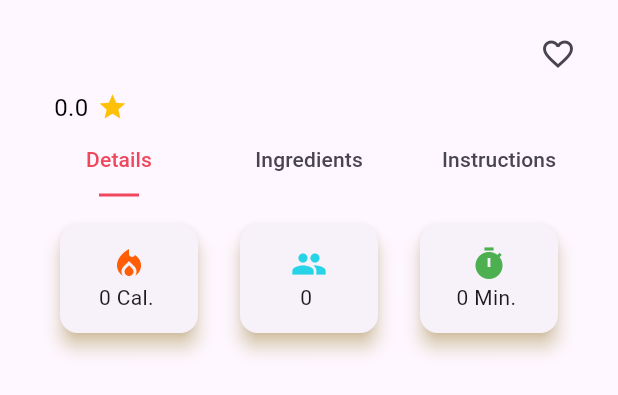
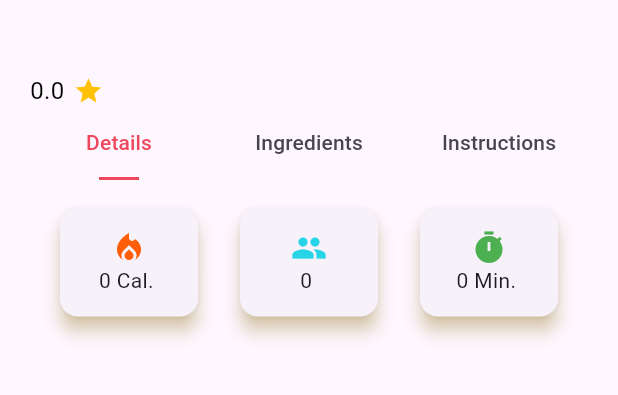
Before and after one commit to khaledahmed88850/Mealin, a Flutter app: the RecipeDetails widget shown alone on an empty page, opened directly with empty values, on a phone screen of 412 x 824 dp. Shown: the top 395 px of the screen. Run offline on Flutter 3.47's test engine with Material 3 defaults, Android fonts, the light colour scheme and no system bars; our stand-ins replace bloc, cached_network_image, dartz, dio, equatable, flutter_animate and 4 more; network calls fail.

Commit message:
finish app

```diff
--- a/lib/features/recipe_details/presentation/view/widgets/recipe_details.dart
+++ b/lib/features/recipe_details/presentation/view/widgets/recipe_details.dart
@@ -1,10 +1,6 @@
 import 'package:flutter/material.dart';
-import 'package:mealin/core/utils/styles.dart';
 import 'package:mealin/features/category/presentation/view/widgets/rating.dart';
 import 'package:mealin/features/home/data/manager/models/recipe_model.dart';
-import 'package:mealin/features/recipe_details/presentation/view/widgets/caloriesservingtimebuilder.dart';
-import 'package:mealin/features/recipe_details/presentation/view/widgets/ingredients_builder.dart';
-import 'package:mealin/features/recipe_details/presentation/view/widgets/instruction_builder.dart';
 import 'package:mealin/features/recipe_details/presentation/view/widgets/recipe_details_app_bar.dart';
 import 'package:mealin/features/recipe_details/presentation/view/widgets/selection_details.dart';
 
@@ -14,7 +10,7 @@ class RecipeDetails extends StatelessWidget {
   @override
   Widget build(BuildContext context) {
     return Padding(
-      padding: const EdgeInsets.symmetric(horizontal: 16 , vertical: 12),
+      padding: const EdgeInsets.symmetric(horizontal: 16, vertical: 12),
       child: SingleChildScrollView(
         child: Column(
           crossAxisAlignment: CrossAxisAlignment.start,
@@ -22,41 +18,17 @@ class RecipeDetails extends StatelessWidget {
             RecipedetailsAppBar(
               recipeName: recipe.name!,
             ),
-            Padding(
-              padding: const EdgeInsets.only(left: 16),
-              child: Rating(
-                rating: recipe.rating!,
-                textColor: Colors.black,
-                iconColor: Colors.amber,
-              ),
+            const SizedBox(
+              height: 8,
             ),
-            SelectionDetails(recipe: recipe,)
-            // CaloriesServingTimeBuilder(
-            //   caloriesValue: recipe.caloriesPerServing!,
-            //   servingValue: recipe.servings!,
-            //   timeValue: recipe.cookTimeMinutes!,
-            // ),
-            // const Text(
-            //   'Ingredients',
-            //   style: Styles.textStyle20,
-            // ),
-            // IngredientsBuilder(
-            //   recipeModel: recipe,
-            // ),
-            // const Padding(
-            //   padding: EdgeInsets.only(left: 16, top: 5),
-            //   child: Text(
-            //     'Instructions',
-            //     style: Styles.textStyle30,
-            //   ),
-            // ),
-            // Padding(
-            //   padding: const EdgeInsets.only(left: 16),
-            //   child: InstructionsBuilder(recipeModel: recipe,),
-            // ),
-            // const SizedBox(
-            //   height: 10,
-            // )
+            Rating(
+              rating: recipe.rating!,
+              textColor: Colors.black,
+              iconColor: Colors.amber,
+            ),
+            SelectionDetails(
+              recipe: recipe,
+            )
           ],
         ),
       ),
--- a/lib/features/recipe_details/presentation/view/widgets/recipe_details_app_bar.dart
+++ b/lib/features/recipe_details/presentation/view/widgets/recipe_details_app_bar.dart
@@ -4,17 +4,12 @@ import 'package:mealin/core/utils/styles.dart';
 class RecipedetailsAppBar extends StatelessWidget {
   const RecipedetailsAppBar({super.key, required this.recipeName});
   final String recipeName;
+
   @override
   Widget build(BuildContext context) {
-    return Row(
-      mainAxisAlignment: MainAxisAlignment.spaceBetween,
-      children: [
-         Text(
-          recipeName ,
-          style: Styles.textStyle20,
-        ),
-        IconButton(onPressed: () {}, icon: const Icon(Icons.favorite_border_sharp))
-      ],
+    return Text(
+      recipeName,
+      style: Styles.textStyle20,
     );
   }
 }
--- a/lib/features/recipe_details/presentation/view/widgets/recipe_details_view_body.dart
+++ b/lib/features/recipe_details/presentation/view/widgets/recipe_details_view_body.dart
@@ -13,7 +13,7 @@ class RecipeDetailsViewBody extends StatelessWidget {
       children: [
         Stack(children: [
           SizedBox(
-            height: MediaQuery.of(context).size.height * 0.42,
+            height: MediaQuery.of(context).size.height * 0.44,
             child: CustomRecipeImage(
               imageUrl: recipe.image!,
               aspectRatio: 1.2,
--- a/lib/features/recipe_details/presentation/view/widgets/selection_details.dart
+++ b/lib/features/recipe_details/presentation/view/widgets/selection_details.dart
@@ -53,7 +53,7 @@ class _SelectionDetailsState extends State<SelectionDetails>
                   text: 'Instructions',
                 ),
               ]),
-              SizedBox(height: 10,),
+              const SizedBox(height: 10,),
           Expanded(
             child: TabBarView(controller: _tabController, children: [
               Align(
```
Also changed, not shown: lib/features/category/presentation/view/widgets/recipe_type_items_list_view_builder.dart (+17 -18 lines), lib/features/home/presentation/view/widgets/custom_navigation_bar.dart (+6 -2 lines), lib/features/recipe_details/presentation/view/recipe_details_view.dart (+3 -5 lines).
